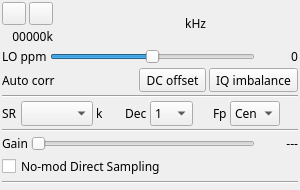
First picture: the form in plugins/samplesource/rtlsdr/rtlsdrgui.ui, repository f4exb/sdrangel, before the edit.
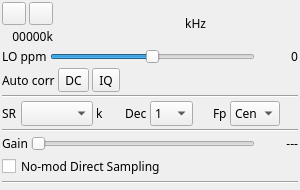
Second picture: the form after the edit. Icons and pictures are not drawn. Custom widgets are drawn as their Qt base class.

Commit message: RTLSDR plugin: align DC and IQ correction buttons with other plugins

```diff
--- a/plugins/samplesource/rtlsdr/rtlsdrgui.ui
+++ b/plugins/samplesource/rtlsdr/rtlsdrgui.ui
@@ -214,7 +214,7 @@
         <string>Automatic DC offset removal</string>
        </property>
        <property name="text">
-        <string>DC offset</string>
+        <string>DC</string>
        </property>
       </widget>
      </item>
@@ -224,7 +224,7 @@
         <string>Automatic IQ imbalance correction</string>
        </property>
        <property name="text">
-        <string>IQ imbalance</string>
+        <string>IQ</string>
        </property>
       </widget>
      </item>
@@ -235,6 +235,19 @@
        </property>
       </widget>
      </item>
+     <item row="0" column="3">
+      <spacer name="horizontalSpacer_6">
+       <property name="orientation">
+        <enum>Qt::Horizontal</enum>
+       </property>
+       <property name="sizeHint" stdset="0">
+        <size>
+         <width>40</width>
+         <height>20</height>
+        </size>
+       </property>
+      </spacer>
+     </item>
     </layout>
    </item>
    <item>
```
